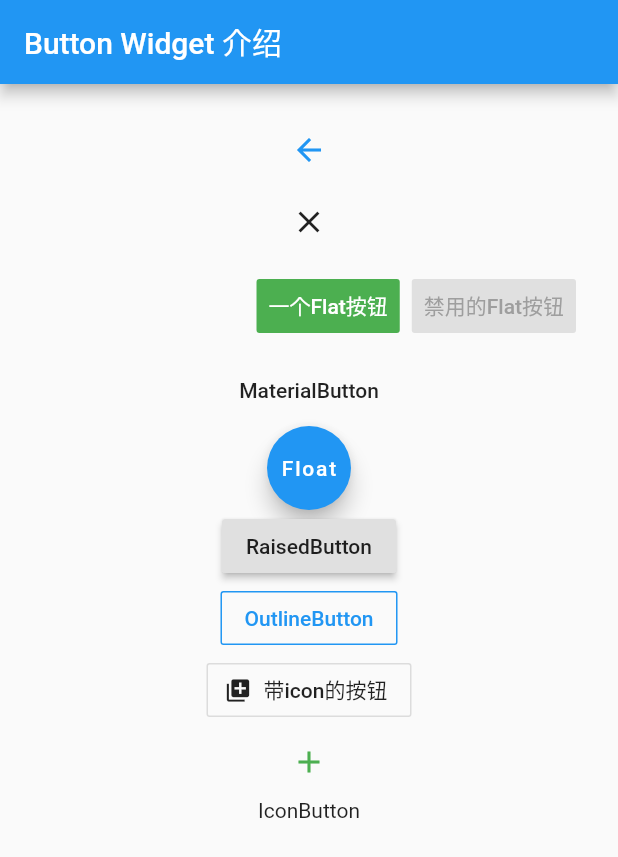
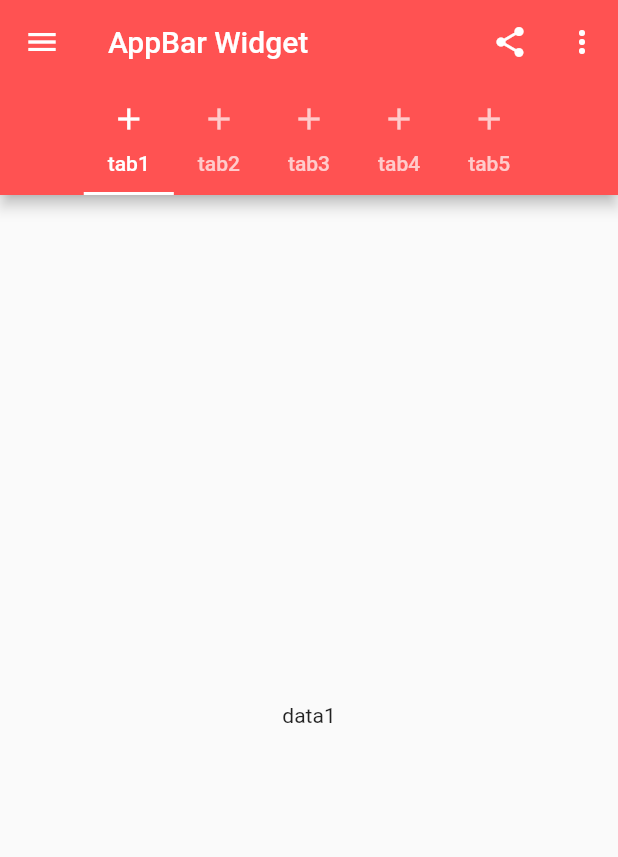
Before and after one commit to SeptemberMaples/study-section, a Flutter app: the screen it shows after launch, on a phone screen of 412 x 824 dp. Shown: the top 857 px of the screen. Run offline on Flutter 3.47's test engine with Material 2 defaults, Android fonts, the phone set to English and light mode, and no system bars.

Commit message:
flutter AppBar widget

```diff
--- a/flutter_study/lib/flutter_03/image_widget.dart
+++ b/flutter_study/lib/flutter_03/image_widget.dart
@@ -1,5 +1,4 @@
 import 'dart:io';
-
 import 'package:flutter/material.dart';
 import 'package:flutter/widgets.dart';
 
--- /dev/null
+++ b/flutter_study/lib/flutter_04/appbar_widget2.dart
@@ -0,0 +1,102 @@
+/*
+ * @Author:             Simon Young
+ * @Date:               2019-08-14 17:48:11
+ * @Last Modified by: Simon Young
+ * @Last Modified time: 2019-08-14 18:28:51
+ * @Description:        相对复杂的AppBar Widget Sample
+ */
+import 'package:flutter/material.dart';
+import 'package:flutter/widgets.dart';
+
+class AppBarWidgetSample2 extends StatefulWidget {
+  AppBarWidgetSample2({Key key}) : super(key: key);
+
+  _AppBarWidgetSample2State createState() => _AppBarWidgetSample2State();
+}
+
+class _AppBarWidgetSample2State extends State<AppBarWidgetSample2>  with SingleTickerProviderStateMixin {
+  TabController _tabController;
+  @override
+  void initState() {
+    super.initState();
+    _tabController = TabController(initialIndex: 0, length: 5, vsync: this);
+  }
+  @override
+  Widget build(BuildContext context) {
+    return Scaffold(
+      appBar: AppBar(
+        leading: IconButton(
+          icon: Icon(Icons.menu),
+          onPressed: () {},
+        ),
+        title: Text('AppBar Widget'),
+        actions: <Widget>[
+          IconButton(icon: Icon(Icons.share), onPressed: () {}),
+          /// 三个点，表示打开更多
+          PopupMenuButton(
+            itemBuilder: (BuildContext context) => <PopupMenuItem<String>>[
+              PopupMenuItem<String>(
+                child: Text('个人中心'),
+                value: 'profile',
+              ),
+              PopupMenuItem<String>(
+                child: Text('更多列表'),
+                value: 'list',
+              ),
+            ],
+          ),
+        ],
+        /// bottom 标题栏下方的空间，一般放TabBar
+        bottom: TabBar(
+          controller: _tabController,
+          isScrollable: true,
+          indicatorColor: Colors.white,
+          tabs: <Widget>[
+            Tab(
+              text: 'tab1',
+              icon: Icon(Icons.add),
+            ),
+            Tab(
+              text: 'tab2',
+              icon: Icon(Icons.add),
+            ),
+            Tab(
+              text: 'tab3',
+              icon: Icon(Icons.add),
+            ),
+            Tab(
+              text: 'tab4',
+              icon: Icon(Icons.add),
+            ),
+            Tab(
+              text: 'tab5',
+              icon: Icon(Icons.add),
+            ),
+          ],
+        ),
+
+        backgroundColor: Colors.redAccent,
+      ),
+      body: TabBarView(
+        controller: _tabController,
+        children: <Widget>[
+          Center(
+            child: Text('data1'),
+          ),
+          Center(
+            child: Text('data2'),
+          ),
+          Center(
+            child: Text('data3'),
+          ),
+          Center(
+            child: Text('data4'),
+          ),
+          Center(
+            child: Text('data5'),
+          ),
+        ],
+      ),
+    );
+  }
+}
--- a/flutter_study/lib/main.dart
+++ b/flutter_study/lib/main.dart
@@ -1,7 +1,8 @@
 import 'package:flutter/material.dart';
 // import 'flutter_03/text_widget.dart';
 // import 'flutter_03/image_widget.dart';
-import 'flutter_03/button_widget.dart';
+// import 'flutter_03/button_widget.dart';
+import 'flutter_04/appbar_widget2.dart';
 
 void main() => runApp(MyApp());
 
@@ -23,7 +24,7 @@ class MyApp extends StatelessWidget {
         // is not restarted.
         primarySwatch: Colors.blue,
       ),
-      home: ButtonWidgetSample() //MyHomePage(title: 'Flutter Demo Home Page'),
+      home: AppBarWidgetSample2() //MyHomePage(title: 'Flutter Demo Home Page'),
     );
   }
 }
```
Also changed, not shown: flutter_study/lib/flutter_04/appbar_widget.dart (added, +48 -0 lines).
